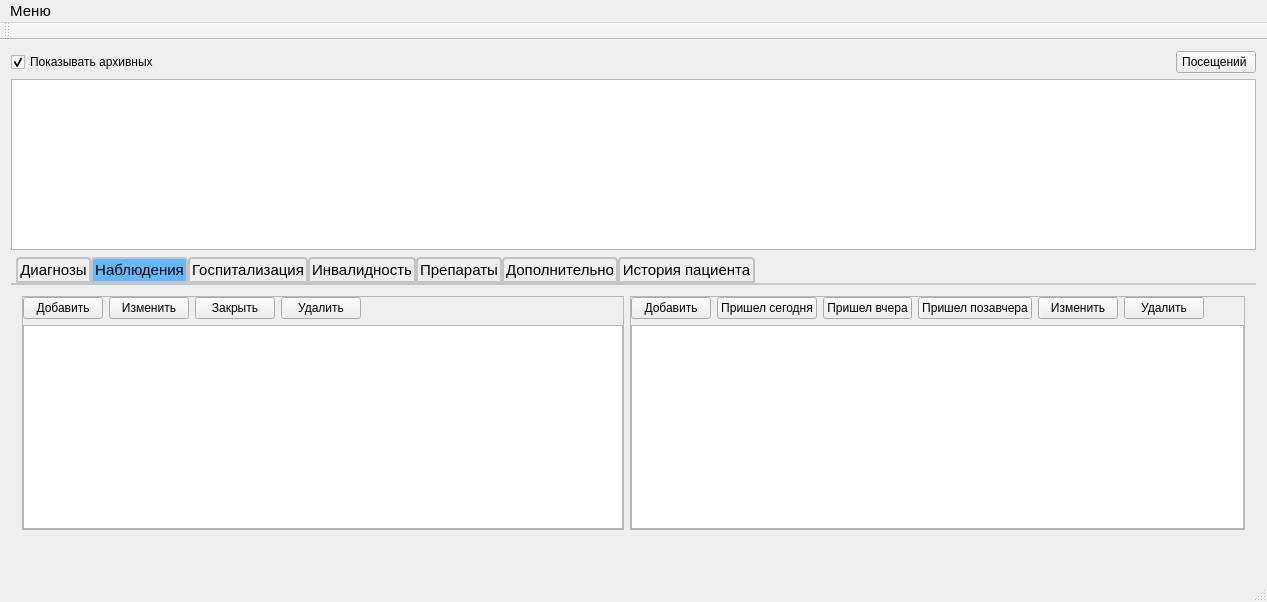
Before: the Qt Designer form mainwindow.ui in PanchukDima/pndbase, drawn with Qt 5.
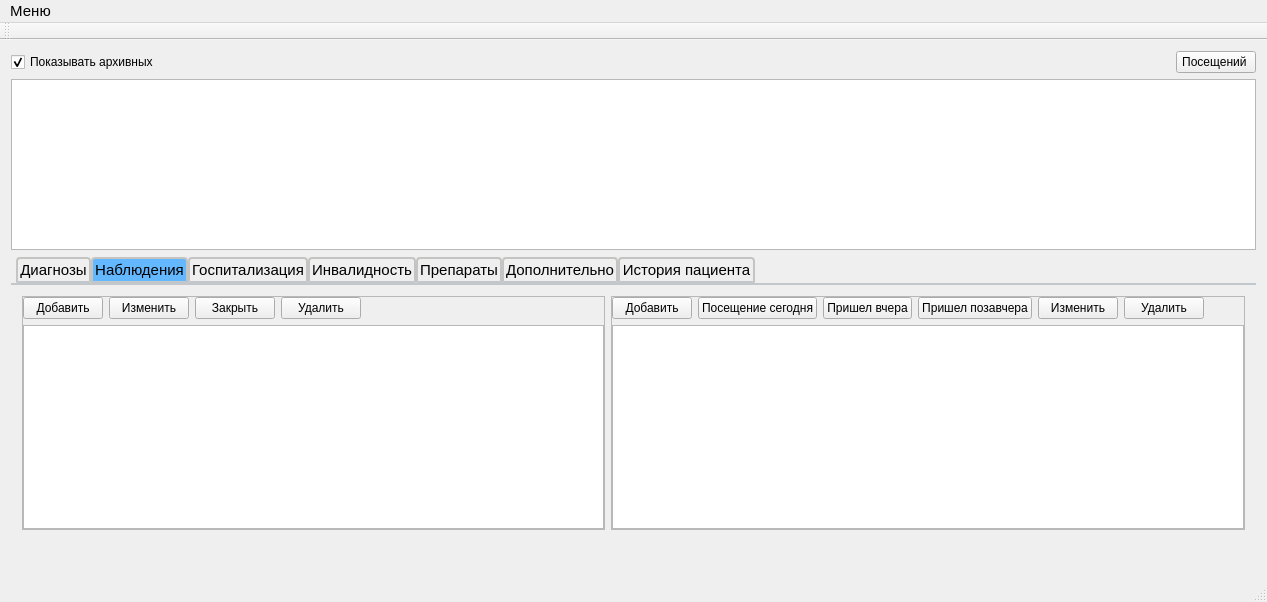
After: the same form once the commit is applied. Icons and pictures are not drawn.

Commit message: имя кнопки пришел сегодня, поменял на посещение сегодня

Patch:
```diff
--- a/mainwindow.ui
+++ b/mainwindow.ui
@@ -373,7 +373,7 @@
               <item>
                <widget class="QPushButton" name="pushButton_add_today_visits_control">
                 <property name="text">
-                 <string>Пришел сегодня</string>
+                 <string>Посещение сегодня</string>
                 </property>
                </widget>
               </item>
```
Left out of the diff: 2 changed lines with no effect on the pictures.
